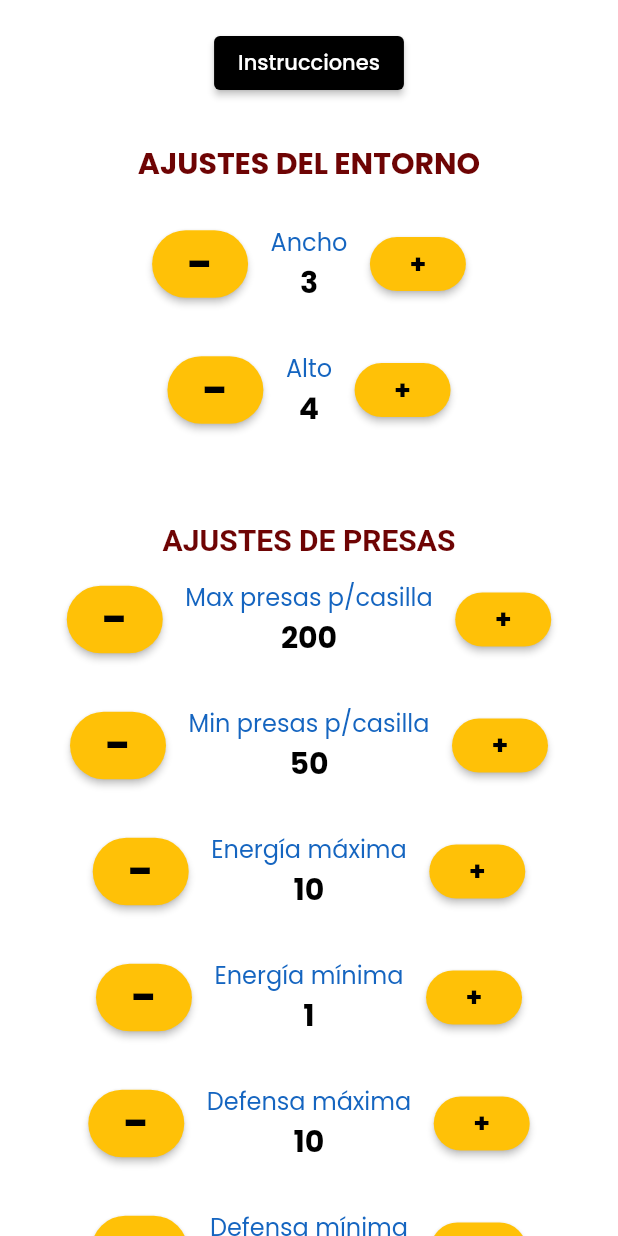
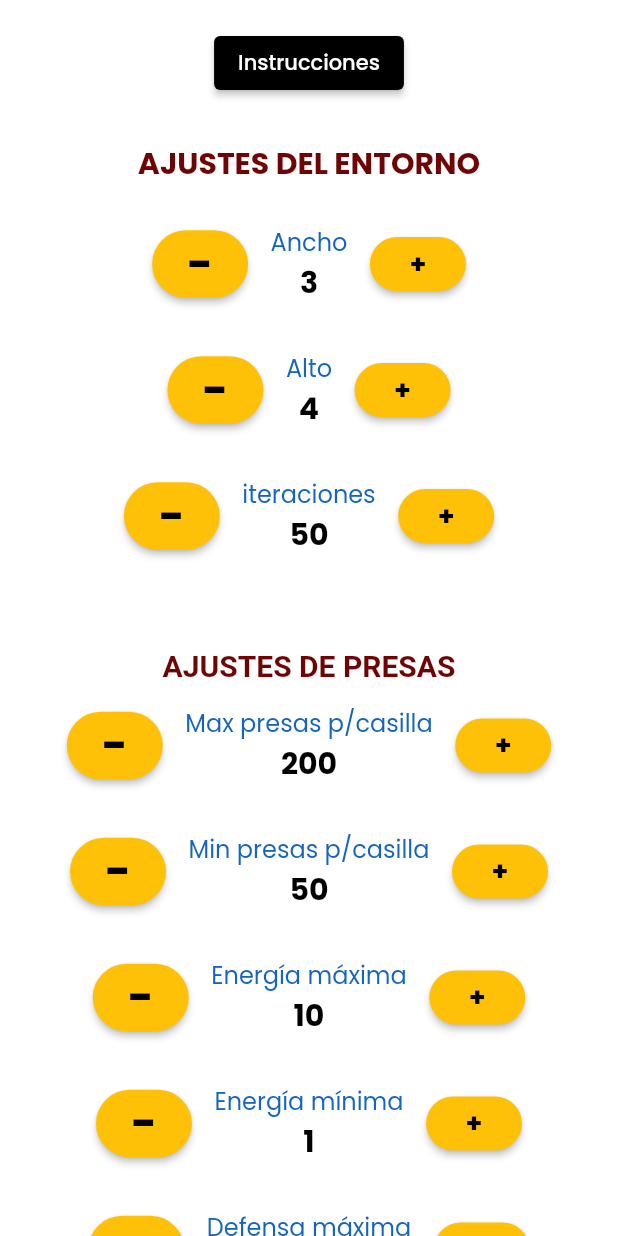
Before and after one commit to RobertoGamaliel/simulacion-caza, a Flutter app: the screen it shows after launch, on a phone screen of 412 x 824 dp. Run offline on Flutter 3.47's test engine with Material 2 defaults, Android fonts, the phone set to English and light mode, and no system bars; our stand-ins replace google_fonts.

Commit message:
Commit de versión final

```diff
--- a/lib/Models/UserAdjust.dart
+++ b/lib/Models/UserAdjust.dart
@@ -4,7 +4,7 @@ class UserAdjust {
   HunterAdjust hunterA = HunterAdjust();
   int maxHunters = 40, minhunters = 10, maxPreys = 200, minPreys = 50;
 
-  int yplaces = 4, xPlace = 3;
+  int yplaces = 4, xPlace = 3, iterations = 50;
 }
 
 class PreyAdjust {
--- a/lib/main.dart
+++ b/lib/main.dart
@@ -66,8 +66,7 @@ class _MyHomePageState extends State<MyHomePage> {
                       child:
                           Text("Instrucciones", style: GoogleFonts.poppins()))),
             ),
-          Container(
-            child: Padding(
+          Padding(
             padding: const EdgeInsets.all(10),
             child: Text(
               "AJUSTES DEL ENTORNO",
@@ -76,7 +75,6 @@ class _MyHomePageState extends State<MyHomePage> {
                   fontWeight: FontWeight.bold,
                   fontSize: 20),
               textAlign: TextAlign.center,
-              ),
             ),
           ),
           Row(
@@ -111,6 +109,25 @@ class _MyHomePageState extends State<MyHomePage> {
               plusButton(() => setState(() {
                     if (Environment.ua.yplaces < 6) {
                       Environment.ua.yplaces++;
+                    }
+                  }))
+            ],
+          ),
+          Row(
+            mainAxisAlignment: MainAxisAlignment.center,
+            mainAxisSize: MainAxisSize.max,
+            crossAxisAlignment: CrossAxisAlignment.center,
+            children: [
+              lessButton(() => setState(() {
+                    if (Environment.ua.iterations > 50) {
+                      Environment.ua.iterations -= 50;
+                    }
+                  })),
+              indicator(
+                  title: "iteraciones", counter: Environment.ua.iterations),
+              plusButton(() => setState(() {
+                    if (Environment.ua.iterations < 5000) {
+                      Environment.ua.iterations += 50;
                     }
                   }))
             ],
```
Also changed, not shown: lib/UI/Play.dart (+17 -0 lines). Lines whose indentation alone changed are shown as unchanged.
